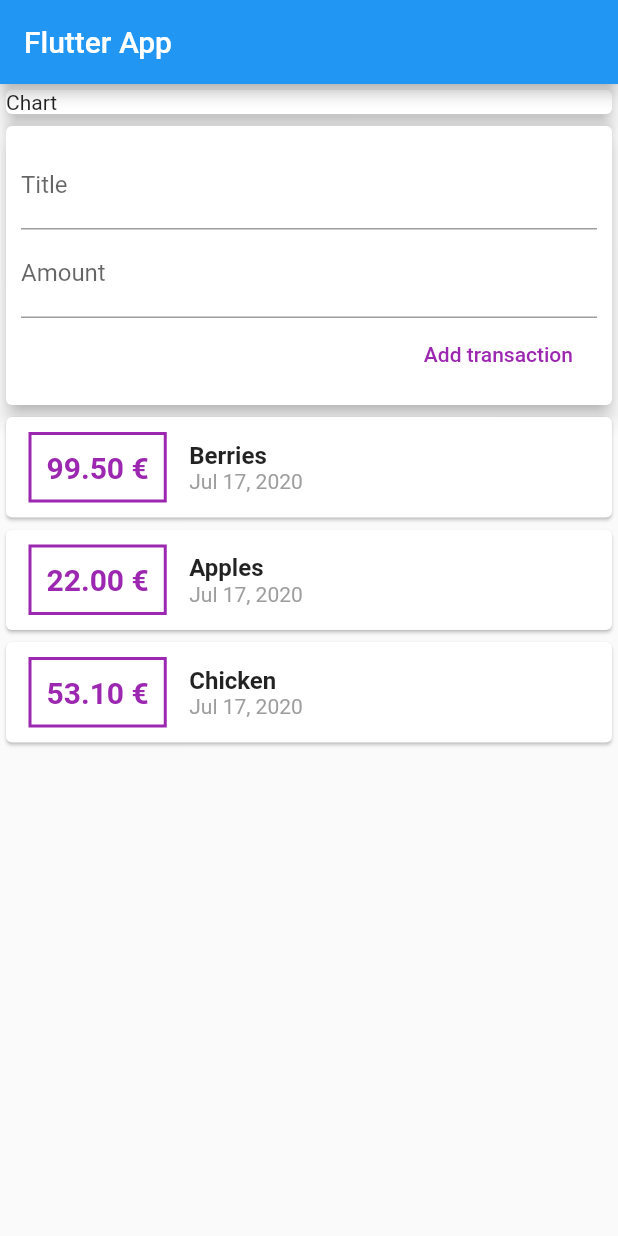
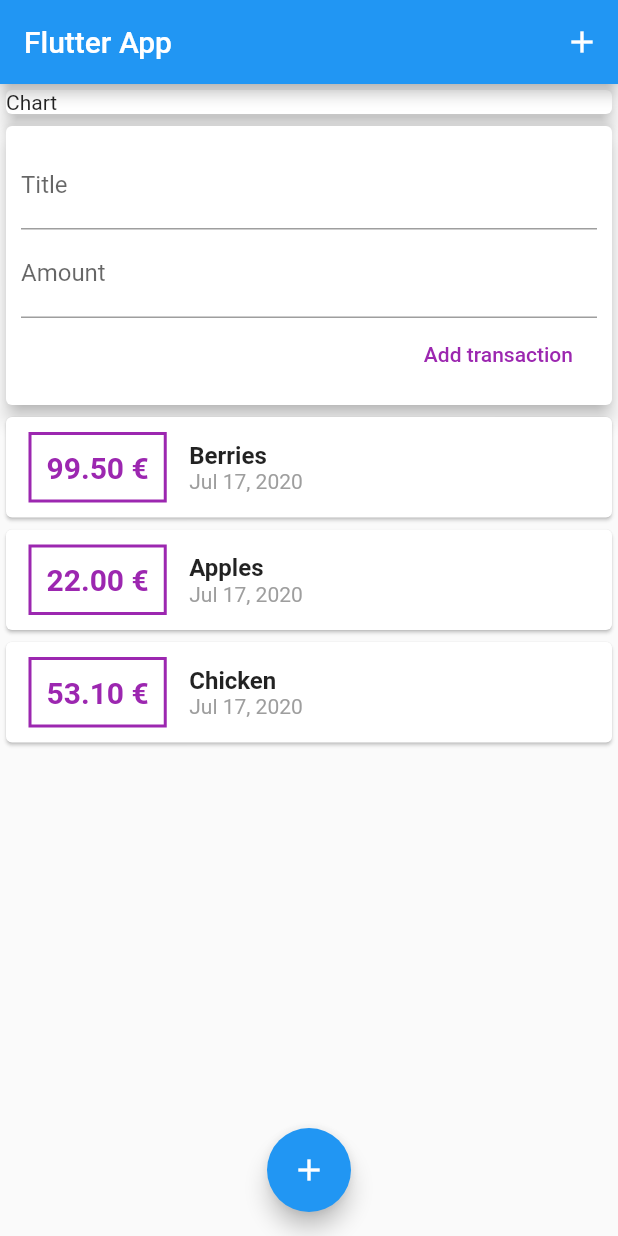
Before and after one commit to adrianbadarau/flutter-expense-tracker, a Flutter app: the screen it shows after launch, on a phone screen of 412 x 824 dp. Run offline on Flutter 3.47's test engine with Material 2 defaults, Android fonts, the phone set to English and light mode, and no system bars.

Commit message:
added more styling to the app

```diff
--- a/lib/main.dart
+++ b/lib/main.dart
@@ -22,6 +22,14 @@ class MyHomePage extends StatelessWidget {
     return Scaffold(
       appBar: AppBar(
         title: Text('Flutter App'),
+        actions: <Widget>[
+          IconButton(
+            icon: Icon(Icons.add),
+            onPressed: () {
+
+            },
+          )
+        ],
       ),
       body: ListView(
         children: <Widget>[
@@ -35,6 +43,13 @@ class MyHomePage extends StatelessWidget {
           UserTransactions()
         ],
       ),
+      floatingActionButton: FloatingActionButton(
+        child: Icon(Icons.add),
+        onPressed: () {
+
+        },
+      ),
+      floatingActionButtonLocation: FloatingActionButtonLocation.centerFloat,
     );
   }
 }
```
